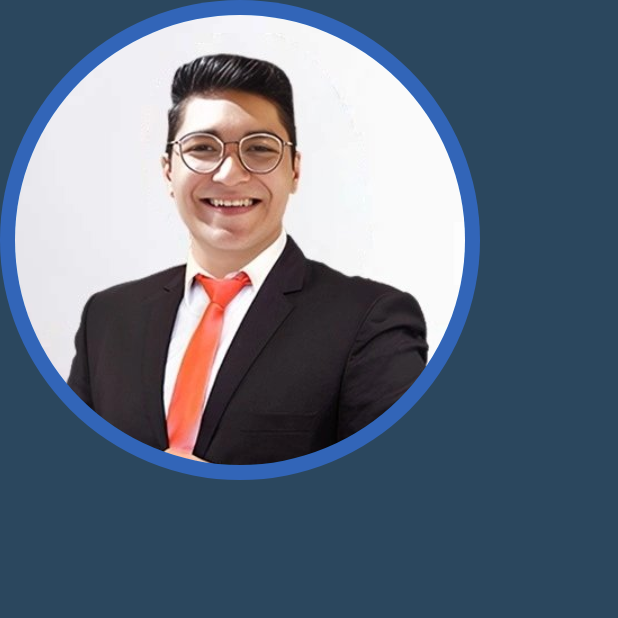
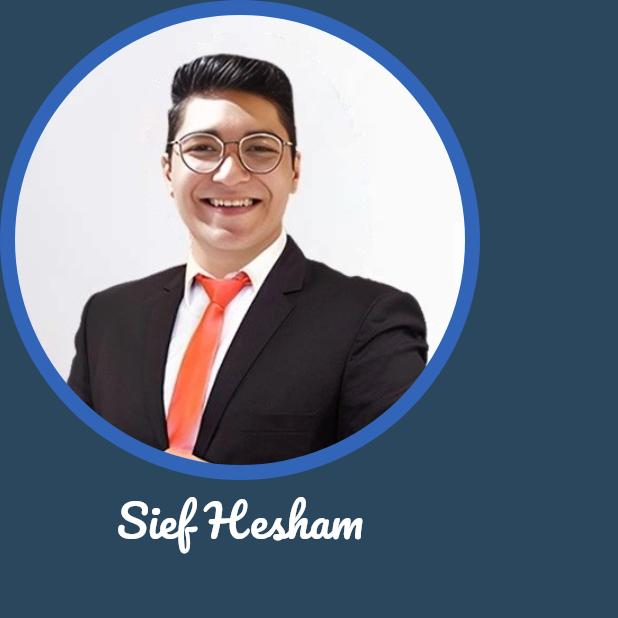
Before and after one commit to 0x3b3fc/business_card, a Flutter app: the screen it shows after launch, on a phone screen of 412 x 824 dp, the top half of it. Run offline on Flutter 3.47's test engine with Material 2 defaults, Android fonts, the phone set to English and light mode, and no system bars.

Commit message:
add Pacifico font with text

```diff
--- a/lib/main.dart
+++ b/lib/main.dart
@@ -21,6 +21,14 @@ class BusinessCardApp extends StatelessWidget {
                 backgroundImage: AssetImage('images/personal.jpg'),
               ),
             ),
+            Text(
+              'Sief Hesham',
+              style: TextStyle(
+                color: Colors.white,
+                fontSize: 30,
+                fontFamily: 'Pacifico',
+              ),
+            ),
           ],
         ),
       ),
```
Also changed, not shown: pubspec.yaml (+4 -11 lines), fonts/Pacifico-Regular.ttf (added).
